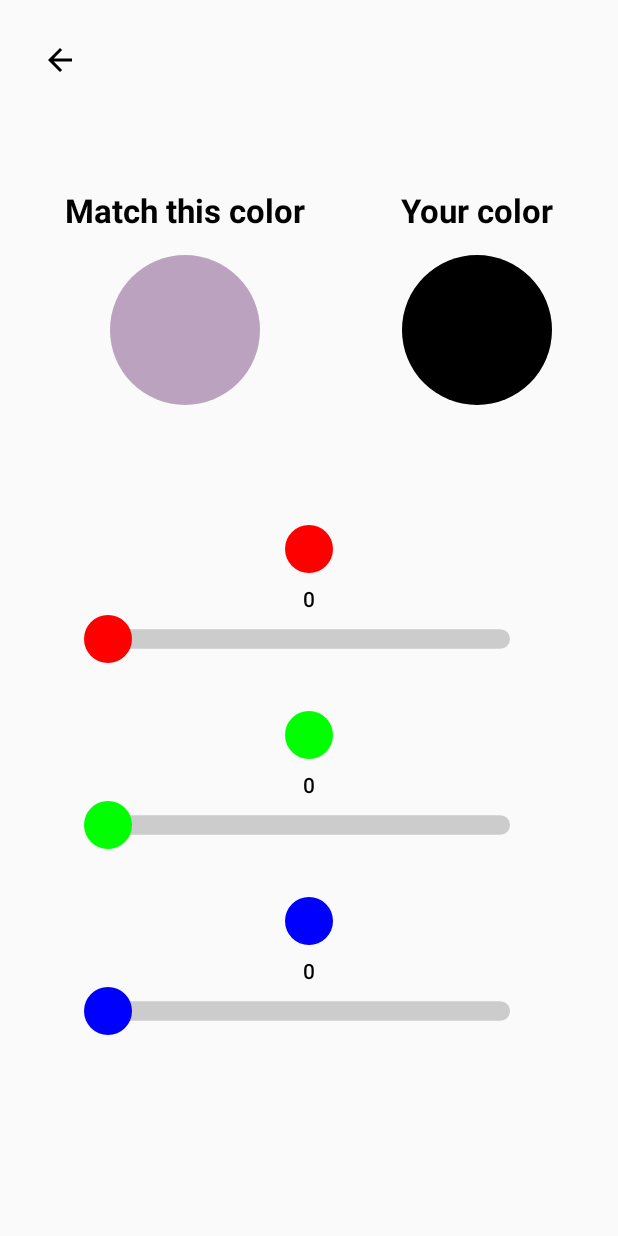
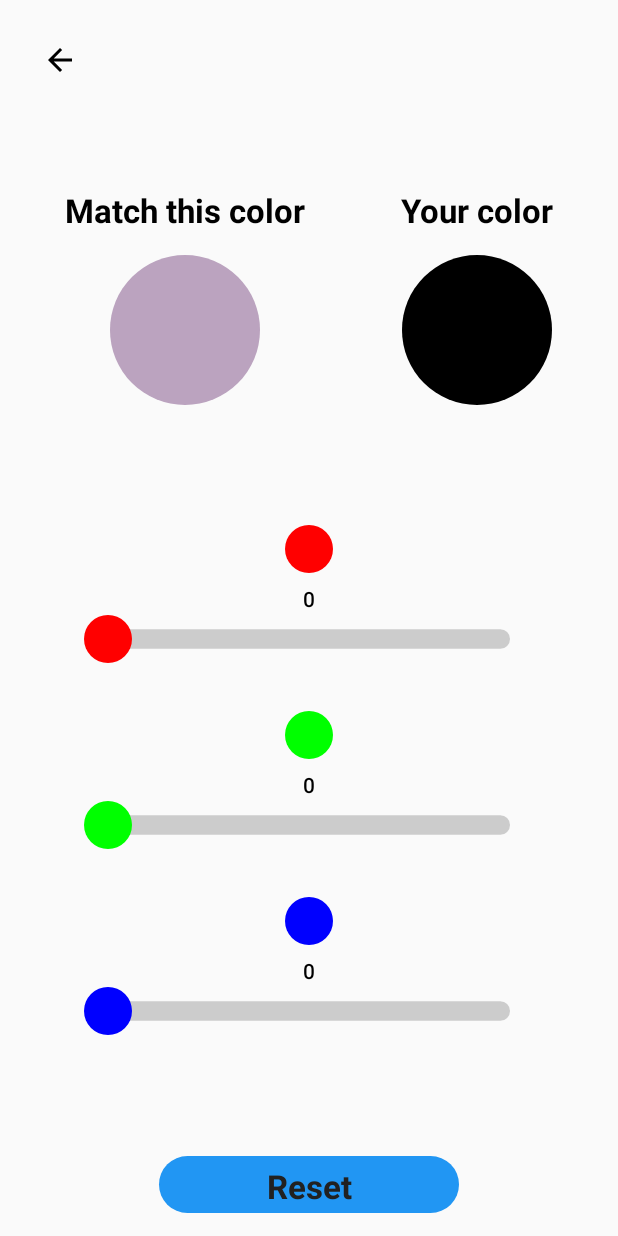
Before and after one commit to pierre-teodoresco/ChillBox, an Android app built with Jetpack Compose: the ColorPickerScreen screen opened through its navigation route, on a phone screen of 412 x 824 dp. Run offline under Robolectric (Android 15) with nearby library versions, the phone set to English and light mode, and no system bars.

Commit message:
add reset button

```diff
--- a/app/src/main/java/com/example/chillbox/ui/colorpicker/ColorPickerScreen.kt
+++ b/app/src/main/java/com/example/chillbox/ui/colorpicker/ColorPickerScreen.kt
@@ -104,6 +104,18 @@ fun ColorPickerScreen(
                 onValueChange = { viewModel.updateUserColor(uiState.userColor.first, uiState.userColor.second, it) },
                 scaleFactor = scaleFactor
             )
+
+            Spacer(modifier = Modifier.height((64 * scaleFactor).dp))
+
+            // Reset Button
+            Button(
+                onClick = { viewModel.generateNewColor() },
+                modifier = Modifier
+                    .width((200 * scaleFactor).dp)
+                    .height((48 * scaleFactor).dp)
+            ) {
+                Text("Reset", style = MaterialTheme.typography.titleLarge)
+            }
         } else {
             Spacer(modifier = Modifier.height((128 * scaleFactor).dp))
 
```
